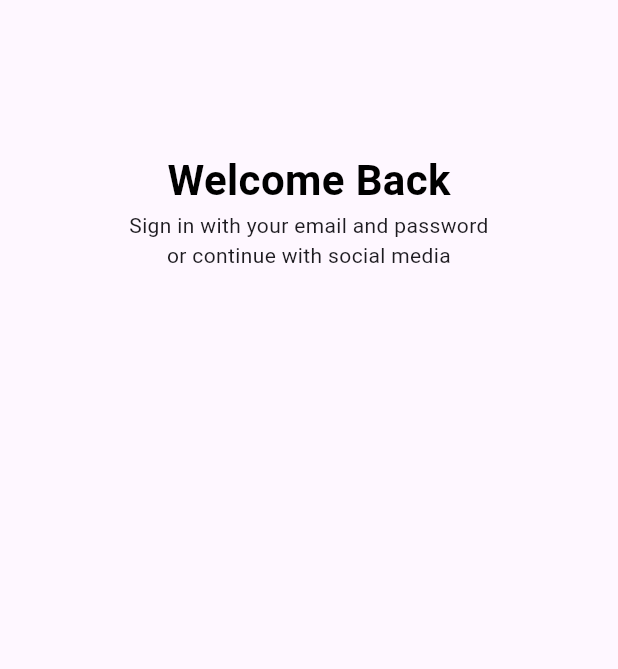
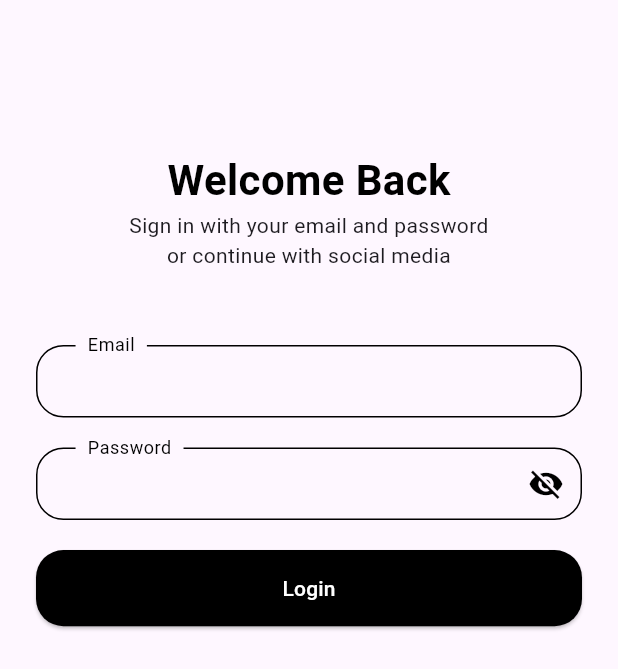
Before and after one commit to Flaudin/El_De_Commercio_bloc, a Flutter app: the screen it shows after launch, on a phone screen of 412 x 824 dp. Shown: the top 669 px of the screen. Run offline on Flutter 3.47's test engine with Material 3 defaults, Android fonts, the phone set to English and light mode, and no system bars; our stand-ins replace equatable, flutter_bloc, flutter_screenutil, go_router, location.

Commit message:
feat.add few codes

```diff
--- a/lib/main.dart
+++ b/lib/main.dart
@@ -1,5 +1,6 @@
 import 'package:flutter/material.dart';
 import 'package:flutter_bloc/flutter_bloc.dart';
+import 'package:flutter_screenutil/flutter_screenutil.dart';
 import 'package:tracking_app/blocs/AuthBLoC/auth_bloc.dart';
 import 'package:tracking_app/data/repositories/authentucation_repository.dart';
 import 'package:tracking_app/presentation/routes/router.dart';
@@ -17,12 +18,16 @@ class MyApp extends StatelessWidget {
     final authRepository = AuthRepository();
     return BlocProvider(
       create: (context) => AuthBloc(authRepository),
-      child: Builder(
-        builder:
-            (context) => MaterialApp.router(
-              debugShowCheckedModeBanner: false,
-              routerConfig: getRouter(context),
-            ),
+      child: ScreenUtilInit(
+        designSize: Size(375, 812),
+        minTextAdapt: true,
+        splitScreenMode: true,
+        builder: (context, child) {
+          return MaterialApp.router(
+            debugShowCheckedModeBanner: false,
+            routerConfig: getRouter(context),
+          );
+        },
       ),
     );
   }
--- a/lib/presentation/routes/router.dart
+++ b/lib/presentation/routes/router.dart
@@ -36,7 +36,7 @@ GoRouter getRouter(BuildContext context) {
     },
     routes: [
       GoRoute(path: '/login', builder: (context, state) => LoginScreen()),
-      GoRoute(path: 'home', builder: (context, state) => HomeScreen()),
+      GoRoute(path: '/home', builder: (context, state) => HomeScreen()),
     ],
   );
 }
--- a/lib/presentation/screens/auth/pages/login_screen.dart
+++ b/lib/presentation/screens/auth/pages/login_screen.dart
@@ -1,8 +1,11 @@
 import 'package:flutter/material.dart';
 import 'package:flutter_bloc/flutter_bloc.dart';
+import 'package:flutter_screenutil/flutter_screenutil.dart';
 import 'package:go_router/go_router.dart';
 import 'package:tracking_app/blocs/AuthBLoC/auth_bloc.dart';
+import 'package:tracking_app/blocs/AuthBLoC/auth_event.dart';
 import 'package:tracking_app/blocs/AuthBLoC/auth_state.dart';
+import 'package:tracking_app/utils/constants.dart';
 
 class LoginScreen extends StatefulWidget {
   const LoginScreen({super.key});
@@ -17,6 +20,7 @@ class _LoginScreenState extends State<LoginScreen> {
 
   @override
   Widget build(BuildContext context) {
+    bool passwordVisible = false;
     return Scaffold(
       body: BlocListener<AuthBloc, AuthState>(
         listener: (context, state) {
@@ -50,6 +54,110 @@ class _LoginScreenState extends State<LoginScreen> {
                       textAlign: TextAlign.center,
                     ),
                     SizedBox(height: 50),
+                    TextFormField(
+                      controller: emailController,
+                      decoration: InputDecoration(
+                        labelText: 'Email',
+                        labelStyle: TextStyle(
+                          color: kTextColorSecondary,
+                          fontSize: 16,
+                        ),
+                        contentPadding: EdgeInsets.symmetric(
+                          horizontal: 24.w,
+                          vertical: 12.h,
+                        ),
+                        floatingLabelBehavior: FloatingLabelBehavior.always,
+                        enabledBorder: OutlineInputBorder(
+                          borderRadius: BorderRadius.circular(18.r),
+                          borderSide: const BorderSide(
+                            color: kTextColorSecondary,
+                          ),
+                          gapPadding: 8,
+                        ),
+                        focusedBorder: OutlineInputBorder(
+                          borderRadius: BorderRadius.circular(18.r),
+                          borderSide: const BorderSide(
+                            color: kTextColorSecondary,
+                          ),
+                          gapPadding: 8,
+                        ),
+                      ),
+                      style: TextStyle(color: kTextColorSecondary),
+                      textInputAction: TextInputAction.next,
+                    ),
+                    SizedBox(height: 20),
+                    TextFormField(
+                      controller: passwordController,
+                      keyboardType: TextInputType.visiblePassword,
+                      obscureText: passwordVisible,
+                      decoration: InputDecoration(
+                        labelText: 'Password',
+                        labelStyle: TextStyle(
+                          color: kTextColorSecondary,
+                          fontSize: 16,
+                        ),
+                        contentPadding: EdgeInsets.symmetric(
+                          horizontal: 24.w,
+                          vertical: 12.h,
+                        ),
+                        floatingLabelBehavior: FloatingLabelBehavior.always,
+                        enabledBorder: OutlineInputBorder(
+                          borderRadius: BorderRadius.circular(18.r),
+                          borderSide: const BorderSide(
+                            color: kTextColorSecondary,
+                          ),
+                          gapPadding: 8,
+                        ),
+                        focusedBorder: OutlineInputBorder(
+                          borderRadius: BorderRadius.circular(18.r),
+                          borderSide: const BorderSide(
+                            color: kTextColorSecondary,
+                          ),
+                          gapPadding: 8,
+                        ),
+                        suffixIcon: IconButton(
+                          icon: Icon(
+                            passwordVisible
+                                // ignore: dead_code
+                                ? Icons.visibility
+                                : Icons.visibility_off,
+                            color: kTextColorSecondary,
+                          ),
+                          onPressed: () {
+                            setState(() {
+                              passwordVisible = !passwordVisible;
+                            });
+                          },
+                        ),
+                      ),
+                      style: TextStyle(color: kTextColorSecondary),
+                      textInputAction: TextInputAction.next,
+                    ),
+                    SizedBox(height: 20),
+                    SizedBox(
+                      width: double.infinity,
+                      height: 50.h,
+                      child: ElevatedButton(
+                        onPressed: () {
+                          context.read<AuthBloc>().add(
+                            LoginRequest(
+                              email: emailController.text,
+                              password: passwordController.text,
+                            ),
+                          );
+                        },
+                        style: ElevatedButton.styleFrom(
+                          backgroundColor: kTextColorSecondary,
+                          shape: RoundedRectangleBorder(
+                            borderRadius: BorderRadius.circular(18.r),
+                          ),
+                        ),
+                        child: Text(
+                          'Login',
+                          style: TextStyle(color: kTextColorPrimary),
+                        ),
+                      ),
+                    ),
                   ],
                 ),
               ),
```
